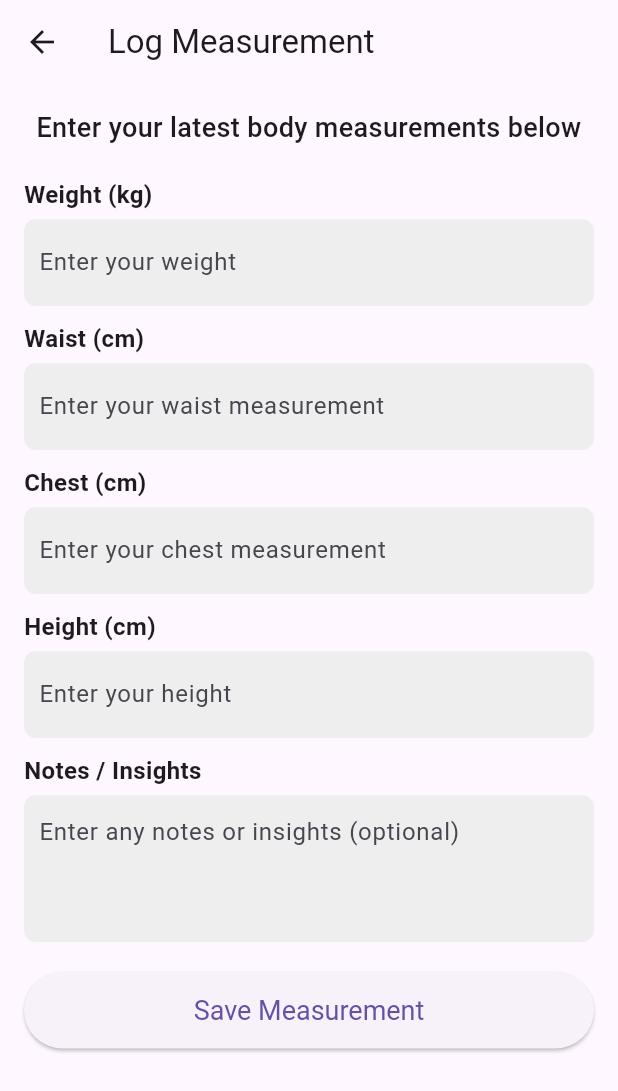
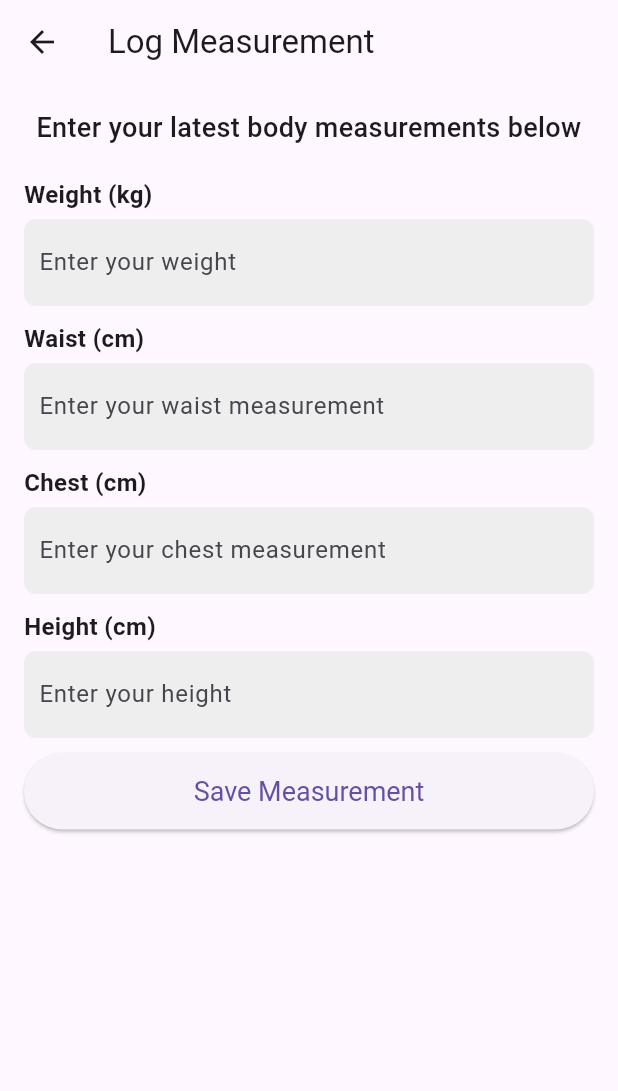
Before and after one commit to Adanjer/body_check_app, a Flutter app: the HomeScreen screen opened directly, after a tap on the "add" icon, on a phone screen of 412 x 824 dp. Shown: the top 1091 px of the screen. Run offline on Flutter 3.47's test engine with Material 3 defaults, Android fonts, the phone set to English and light mode, and no system bars; our stand-ins replace flutter_riverpod; statements that could not run were skipped.

Commit message:
Your commit message

```diff
--- a/lib/Screens/home_screen.dart
+++ b/lib/Screens/home_screen.dart
@@ -30,7 +30,7 @@ class HomeScreen extends ConsumerWidget {
           children: [
             // Welcome and App Description Section
             const Text(
-              "Welcome to Body Measurement Tracker!",
+              "Welcome Buddy Neo Matrix!",
               style: TextStyle(
                 fontSize: 22,
                 fontWeight: FontWeight.bold,
@@ -136,6 +136,10 @@ class HomeScreen extends ConsumerWidget {
         },
         backgroundColor: Colors.teal,
         child: const Icon(Icons.add),
+        shape: RoundedRectangleBorder(
+          borderRadius:
+              BorderRadius.circular(30.0), // Adjust the radius as needed
+        ),
       ),
     );
   }
--- a/lib/Screens/log_measurement_screen.dart
+++ b/lib/Screens/log_measurement_screen.dart
@@ -89,15 +89,6 @@ class _LogMeasurementScreenState extends State<LogMeasurementScreen> {
             ),
             const SizedBox(height: 10),
 
-            // Notes Input Field
-            _buildMeasurementInputField(
-              label: "Notes / Insights",
-              controller: notesController,
-              hintText: "Enter any notes or insights (optional)",
-              isMultiline: true, // Enable multiline for the notes
-            ),
-            const SizedBox(height: 20),
-
             // Save Button
             Consumer(
               builder: (context, ref, child) => ElevatedButton(
```
